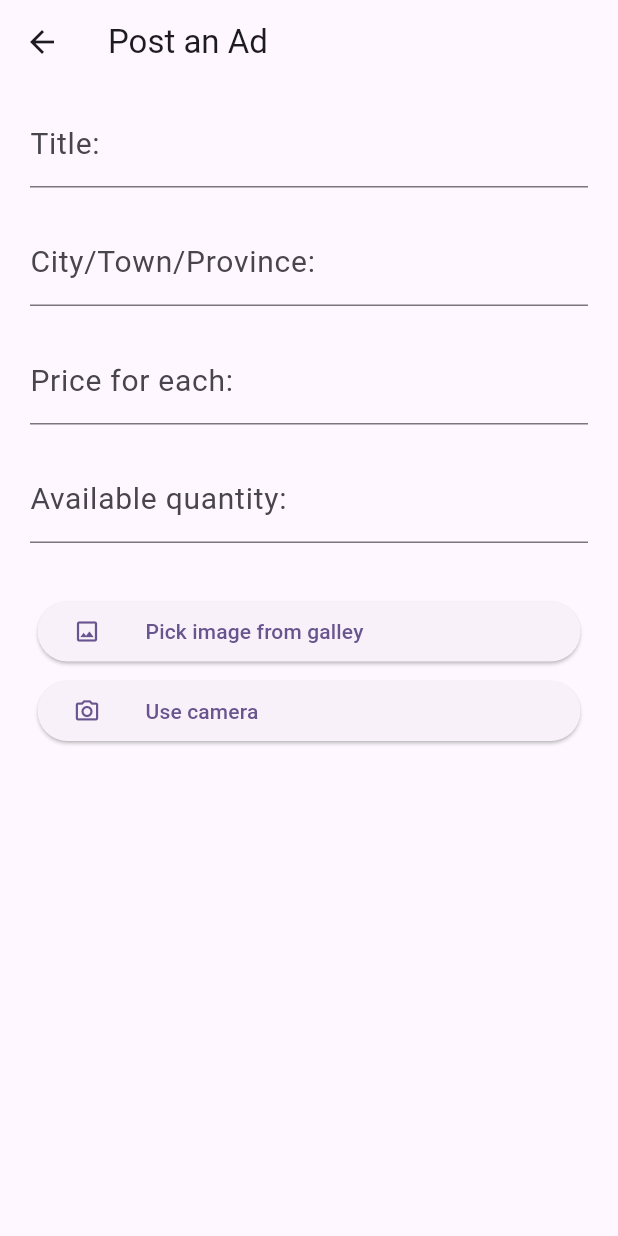
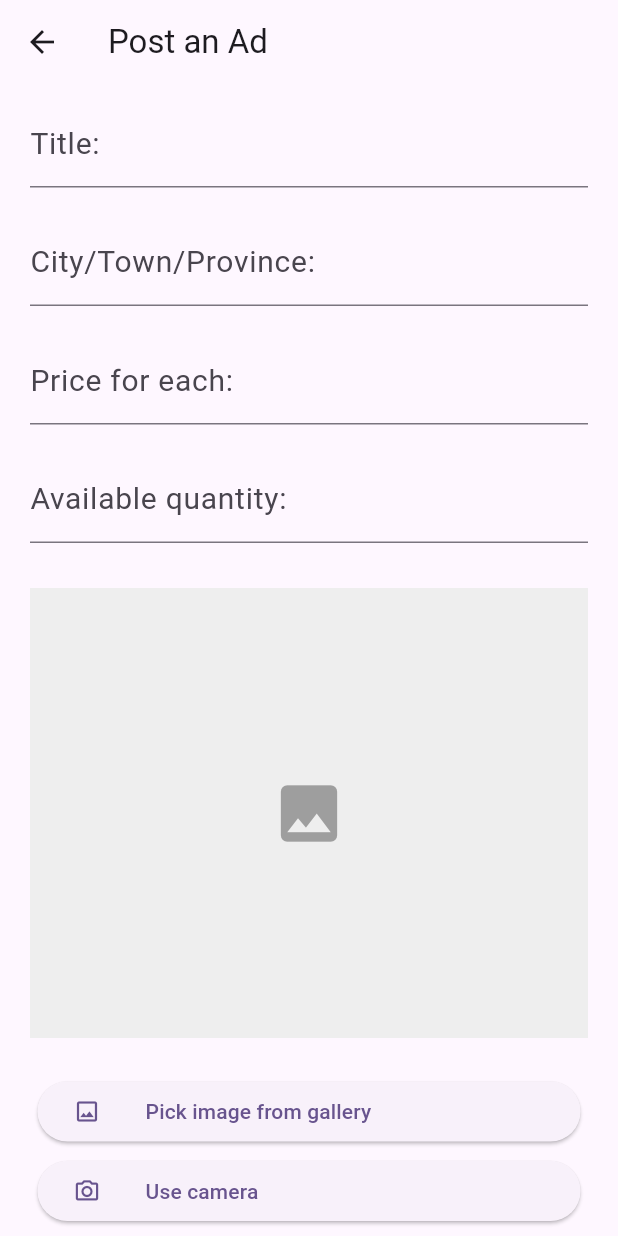
Before and after one commit to kasujjabash/promnotic, a Flutter app: the screen it shows after launch, after a tap on the "add" icon, on a phone screen of 412 x 824 dp. Run offline on Flutter 3.47's test engine with Material 3 defaults, Android fonts, the light colour scheme and no system bars; our stand-ins replace image_picker.

Commit message:
Modified the ads tile

```diff
--- a/lib/Screen/form.dart
+++ b/lib/Screen/form.dart
@@ -1,43 +1,74 @@
+import 'dart:io';
+
 import 'package:flutter/material.dart';
 import 'package:image_picker/image_picker.dart';
 
 import 'package:promnotic/componets/form_textfield.dart';
 
-class AdvertForm extends StatelessWidget {
+class AdvertForm extends StatefulWidget {
+  const AdvertForm({Key? key}) : super(key: key);
+
+  @override
+  _AdvertFormState createState() => _AdvertFormState();
+}
+
+class _AdvertFormState extends State<AdvertForm> {
   final tittleController = TextEditingController();
   final cityController = TextEditingController();
   final descriptionController = TextEditingController();
   final priceController = TextEditingController();
   final quantityController = TextEditingController();
 
-// function to pick image from galley
+  File? _pickedImage;
+  bool _isImageLoading = false;
 
-  void pickImage(BuildContext context) async {
+  Future<void> pickImage(BuildContext context) async {
+    setState(() {
+      _isImageLoading = true; // Start loading indicator
+    });
     final image = await ImagePicker().pickImage(source: ImageSource.gallery);
     if (image == null) {
+      // If no image is selected, hide loading indicator
+      setState(() {
+        _isImageLoading = false;
+      });
       ScaffoldMessenger.of(context).showSnackBar(
         const SnackBar(
           content: Text('No image selected!'),
-          duration: Duration(seconds: 2),
+          duration: Duration(seconds: 5),
         ),
       );
+    } else {
+      setState(() {
+        _pickedImage = File(image.path);
+        _isImageLoading = false; // Stop loading indicator
+      });
     }
   }
 
-  // function to take camera pick
-  void takeImage(BuildContext context) async {
+  Future<void> takeImage(BuildContext context) async {
+    setState(() {
+      _isImageLoading = true; // Start loading indicator
+    });
     final image = await ImagePicker().pickImage(source: ImageSource.camera);
     if (image == null) {
+      // If no image is captured, hide loading indicator
+      setState(() {
+        _isImageLoading = false;
+      });
       ScaffoldMessenger.of(context).showSnackBar(
         const SnackBar(
           content: Text('No image captured!'),
           duration: Duration(seconds: 2),
         ),
       );
+    } else {
+      setState(() {
+        _pickedImage = File(image.path);
+        _isImageLoading = false; // Stop loading indicator
+      });
     }
   }
-
-  AdvertForm({super.key});
 
   @override
   Widget build(BuildContext context) {
@@ -67,41 +98,56 @@ class AdvertForm extends StatelessWidget {
               controller: quantityController,
               labelText: 'Available quantity:',
             ),
-            //  const MyTextArea(
-            //     labelText: 'Description',
-            //   )
-
+            const SizedBox(height: 20),
+            Padding(
+              padding: const EdgeInsets.symmetric(horizontal: 20),
+              child: Container(
+                width: double.infinity, // Make container full width
+                height: 300, // Set height as needed
+                color: Colors.grey[200],
+                child: Stack(
+                  alignment: Alignment.center,
+                  children: [
+                    if (_pickedImage != null)
+                      Image.file(
+                        File(_pickedImage!.path),
+                        width: double.infinity, // Make image full width
+                        height: double.infinity, // Make image full height
+                        fit: BoxFit.cover, // Cover the entire container
+                      ),
+                    if (_isImageLoading)
+                      const CircularProgressIndicator(), // Show loading indicator
+                    if (_pickedImage == null && !_isImageLoading)
+                      const Icon(Icons.image, size: 50, color: Colors.grey),
+                  ],
+                ),
+              ),
+            ),
             Padding(
               padding: const EdgeInsets.all(25),
               child: Column(
                 children: [
-                  //?Pick images from gallery
                   ElevatedButton(
                     onPressed: () => pickImage(context),
                     child: const Row(
                       children: [
                         Icon(Icons.image_outlined),
-                          SizedBox(
-                            width: 30,
+                        SizedBox(width: 30),
+                        Text('Pick image from gallery')
+                      ],
                     ),
-                          Text('Pick image from galley')
-                        ],
-                      )),
-                  //?Use camera
-                  const SizedBox(
-                    height: 5,
                   ),
+                  const SizedBox(height: 5),
                   ElevatedButton(
                     onPressed: () => takeImage(context),
                     child: const Row(
                       children: [
                         Icon(Icons.camera_alt_outlined),
-                          SizedBox(
-                            width: 30,
-                          ),
+                        SizedBox(width: 30),
                         Text('Use camera')
                       ],
-                      ))
+                    ),
+                  )
                 ],
               ),
             )
--- a/lib/Screen/home_screen.dart
+++ b/lib/Screen/home_screen.dart
@@ -11,7 +11,9 @@ class HomeScreen extends StatelessWidget {
   @override
   Widget build(BuildContext context) {
     return Scaffold(
+      backgroundColor: Colors.grey.shade100,
       appBar: AppBar(
+        backgroundColor: Colors.grey.shade100,
         title: const Text('Promnotic'),
       ),
       body: Padding(
--- a/lib/componets/adverts_tile.dart
+++ b/lib/componets/adverts_tile.dart
@@ -10,6 +10,23 @@ class AdvertsTile extends StatelessWidget {
   Widget build(BuildContext context) {
     return Padding(
       padding: const EdgeInsets.symmetric(vertical: 8),
+      child: Container(
+        padding: const EdgeInsets.all(15),
+        decoration: BoxDecoration(
+          borderRadius: BorderRadius.circular(15),
+          boxShadow: [
+            BoxShadow(
+              color: Colors.white38.withOpacity(0.5),
+              spreadRadius: 2,
+              blurRadius: 5,
+              offset: const Offset(0, 3),
+            ),
+          ],
+          border: Border.all(
+            color: Colors.grey[300]!, // Border color
+            width: 1, // Border width
+          ),
+        ),
         child: ListTile(
           leading: Image.asset(
             adverts.imagePath,
@@ -20,30 +37,9 @@ class AdvertsTile extends StatelessWidget {
             style: const TextStyle(fontSize: 18, fontWeight: FontWeight.bold),
           ),
           subtitle: Text(adverts.description),
+
+        ),
       ),
     );
-
-    // Container(
-    //   width: 100,
-    //   decoration: const BoxDecoration(
-
-    //       // color: Colors.grey.shade500,
-    //       ),
-    //   child: Row(
-    //     children: [
-    //       //Advert image
-    //       Image.asset(
-    //         adverts.imagePath,
-    //         height: 50,
-    //       ),
-    //       //Advert tittle
-    //       Text(
-    //         adverts.title,
-    //         style: const TextStyle(fontSize: 20, fontWeight: FontWeight.bold),
-    //       )
-    //       //advert description
-    //     ],
-    //   ),
-    // );
   }
 }
--- a/lib/main.dart
+++ b/lib/main.dart
@@ -13,6 +13,7 @@ class MyApp extends StatelessWidget {
   @override
   Widget build(BuildContext context) {
     return MaterialApp(
+
       debugShowCheckedModeBanner: false,
       title: 'Promnotic',
       theme: ThemeData(
```
Also changed, not shown: 3 other files. Lines whose indentation alone changed are shown as unchanged.
